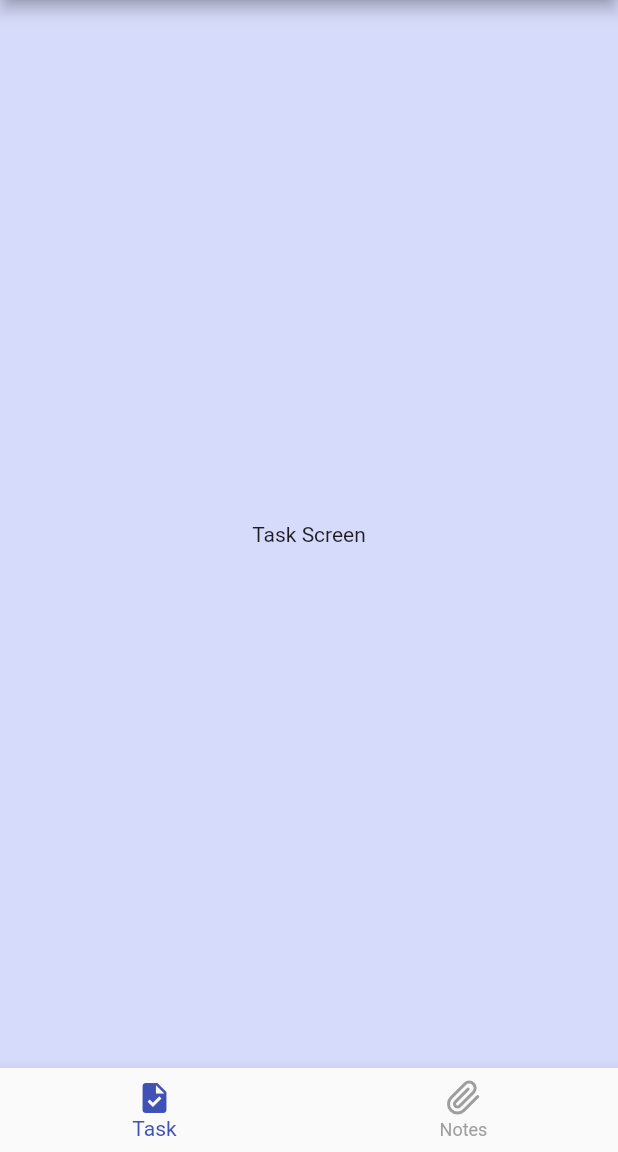
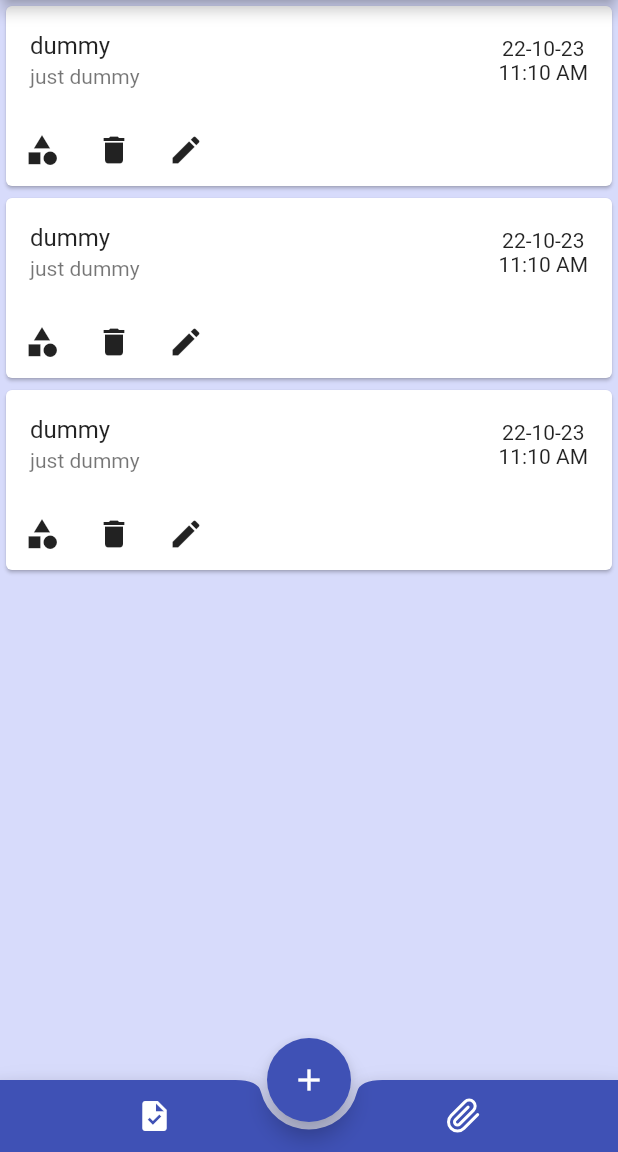
Before and after one commit to Jayakrishnan-manoj/TaskMaster, a Flutter app: the HomeScreen screen opened directly, on a phone screen of 412 x 824 dp, the part 84-1236 px from its top. Run offline on Flutter 3.47's test engine with Material 2 defaults, Android fonts, the phone set to English and light mode, and no system bars; our stand-ins replace firebase_auth, firebase_core, flutter_feather_icons; accounts and stored records are empty.

Commit message:
minor styling changes

```diff
--- a/lib/screens/home_screen.dart
+++ b/lib/screens/home_screen.dart
@@ -5,6 +5,7 @@ import 'package:flutter_feather_icons/flutter_feather_icons.dart';
 import 'package:task_master/screens/notes_screen.dart';
 import 'package:task_master/screens/task_screen.dart';
 import 'package:task_master/widgets/bottom_navigation.dart';
+import 'package:task_master/widgets/reusables.dart';
 
 class HomeScreen extends StatelessWidget {
   const HomeScreen({super.key});
@@ -30,6 +31,12 @@ class HomeScreen extends StatelessWidget {
         backgroundColor: Theme.of(context).primaryColor,
         centerTitle: true,
       ),
+      floatingActionButton: FloatingActionButton(
+        onPressed: () {},
+        backgroundColor: Theme.of(context).primaryColor,
+        child: const Icon(Icons.add),
+      ),
+      floatingActionButtonLocation: FloatingActionButtonLocation.centerDocked,
       bottomNavigationBar: BottomNavigation(),
       body: SafeArea(
         child: ValueListenableBuilder(
--- a/lib/screens/task_screen.dart
+++ b/lib/screens/task_screen.dart
@@ -1,5 +1,6 @@
 import 'package:flutter/material.dart';
 import 'package:flutter_feather_icons/flutter_feather_icons.dart';
+import 'package:task_master/widgets/task_card.dart';
 
 class TaskScreen extends StatefulWidget {
   const TaskScreen({super.key});
@@ -12,7 +13,13 @@ class _TaskScreenState extends State<TaskScreen> {
   @override
   Widget build(BuildContext context) {
     return Scaffold(
-      body: Center(child: Text("Task Screen"),),
+      body: Column(
+        children: [
+          TaskCard(title: "dummy",brief: "just dummy",date: "22-10-23",time: "11:10 AM",),
+          TaskCard(title: "dummy",brief: "just dummy",date: "22-10-23",time: "11:10 AM",),
+          TaskCard(title: "dummy",brief: "just dummy",date: "22-10-23",time: "11:10 AM",),
+        ],
+      ),
 
     );
   }
--- a/lib/widgets/bottom_navigation.dart
+++ b/lib/widgets/bottom_navigation.dart
@@ -1,6 +1,9 @@
 import 'package:flutter/material.dart';
 import 'package:flutter_feather_icons/flutter_feather_icons.dart';
 import 'package:task_master/screens/home_screen.dart';
+import 'package:task_master/widgets/reusables.dart';
+
+import '../screens/task_screen.dart';
 
 class BottomNavigation extends StatelessWidget {
   const BottomNavigation({super.key});
@@ -10,28 +13,31 @@ class BottomNavigation extends StatelessWidget {
     return ValueListenableBuilder(
         valueListenable: HomeScreen.selectedIndex,
         builder: (BuildContext ctx, int updatedIndex, Widget? _) {
-          return BottomNavigationBar(
-            selectedItemColor: Theme.of(context).primaryColor,
-            unselectedItemColor: Colors.grey,
-            currentIndex: updatedIndex,
-            onTap: (newIndex) {
-              HomeScreen.selectedIndex.value = newIndex;
-            },
-            items: const [
-              BottomNavigationBarItem(
-                label: "Task",
-                icon: Icon(
-                  Icons.task,
-                ),
+          return BottomAppBar(
+        color: Theme.of(context).primaryColor,
+        shape: const CircularNotchedRectangle(),
+        notchMargin: 5,
+        child: Row(
+          mainAxisSize: MainAxisSize.max,
+          mainAxisAlignment: MainAxisAlignment.spaceAround,
+          children: [
+            IconButton(
+              onPressed:()=> nextScreen(context, TaskScreen()),
+              icon: const Icon(
+                Icons.task,
+                color: Colors.white,
               ),
-              BottomNavigationBarItem(
-                label: "Notes",
-                icon: Icon(
-                  FeatherIcons.paperclip,
-                ),
+            ),
+            IconButton(
+              onPressed: () {},
+              icon: const Icon(
+                FeatherIcons.paperclip,
+                color: Colors.white,
               ),
-            ],
-          );
+            )
+          ],
+        ),
+      );
         });
   }
 }
--- /dev/null
+++ b/lib/widgets/task_card.dart
@@ -0,0 +1,66 @@
+import 'package:flutter/cupertino.dart';
+import 'package:flutter/material.dart';
+import 'package:flutter/src/widgets/container.dart';
+import 'package:flutter/src/widgets/framework.dart';
+
+class TaskCard extends StatelessWidget {
+  final String title;
+  final String brief;
+  final String date;
+  final String time;
+  const TaskCard({
+    super.key,
+    required this.title,
+    required this.brief,
+    required this.date,
+    required this.time,
+  });
+
+  @override
+  Widget build(BuildContext context) {
+    return SafeArea(
+      child: SingleChildScrollView(
+        child: Card(
+          child: Column(
+            children: [
+              ListTile(
+                title: Text(title),
+                subtitle: Text(brief),
+                trailing: Column(
+                  mainAxisSize: MainAxisSize.min,
+                  children: [
+                    Text(date),
+                    SizedBox(width: 10),
+                    Text(time),
+                  ],
+                ),
+              ),
+              Row(
+                children: [
+                  IconButton(
+                    icon: Icon(Icons.category),
+                    onPressed: () {
+                      // Add code to handle category button press here
+                    },
+                  ),
+                  IconButton(
+                    icon: Icon(Icons.delete),
+                    onPressed: () {
+                      // Add code to handle delete button press here
+                    },
+                  ),
+                  IconButton(
+                    icon: Icon(Icons.edit),
+                    onPressed: () {
+                      // Add code to handle edit button press here
+                    },
+                  ),
+                ],
+              ),
+            ],
+          ),
+        ),
+      ),
+    );
+  }
+}
--- a/pubspec.yaml
+++ b/pubspec.yaml
@@ -35,6 +35,7 @@ dependencies:
   firebase_auth: ^4.2.1
   firebase_core: ^2.4.0
   flutter_feather_icons: ^2.0.0
+  intl: ^0.18.0
 
 
   # The following adds the Cupertino Icons font to your application.
```
Also changed, not shown: lib/screens/new_task_form.dart (added, +54 -0 lines), pubspec.lock.
